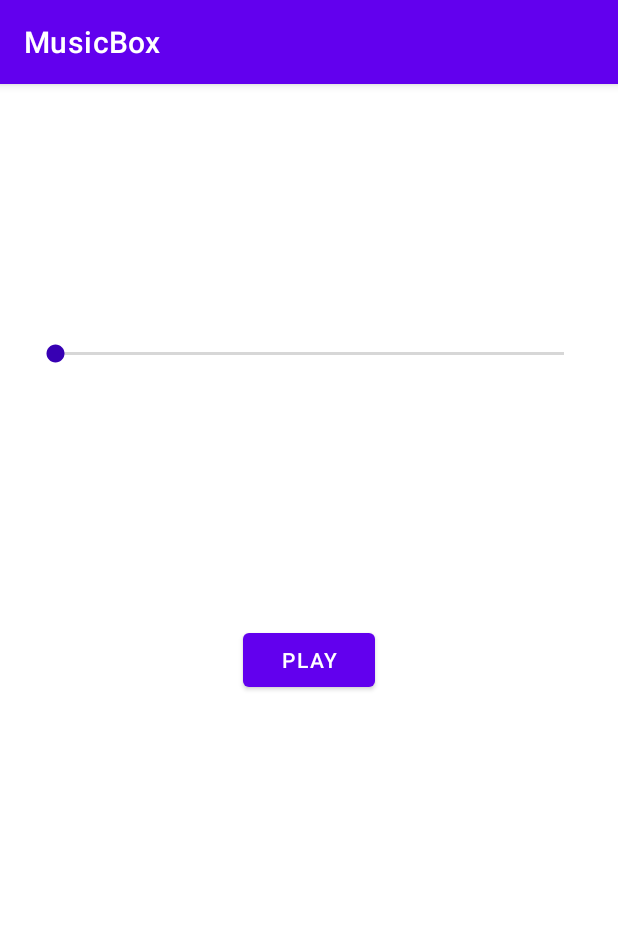
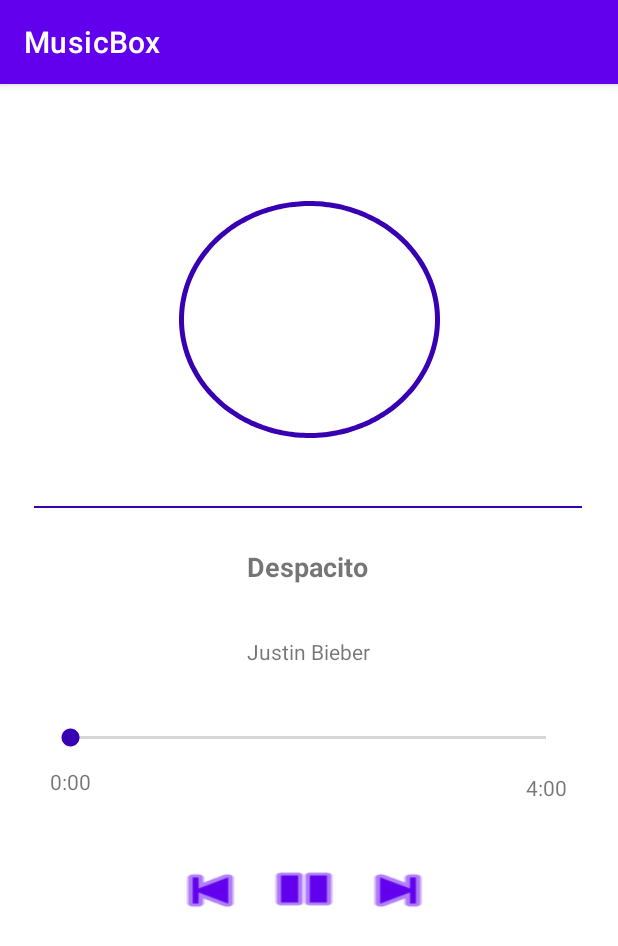
Before and after one commit to SaiAshish9/android-music-box-ubuntu, an Android app: the screen it shows after launch (MainActivity), on a phone screen of 412 x 824 dp. Shown: the top 946 px of the screen. Run offline under Robolectric (Android 15) with nearby library versions, the phone set to English and light mode, and no system bars.

Commit message:
media player updated

```diff
--- a/app/src/main/java/com/example/musicbox/MainActivity.java
+++ b/app/src/main/java/com/example/musicbox/MainActivity.java
@@ -1,97 +1,81 @@
 package com.example.musicbox;
+
 import android.media.MediaPlayer;
 import android.os.Bundle;
 import android.view.View;
 import android.widget.Button;
+import android.widget.ImageView;
 import android.widget.SeekBar;
-import android.widget.Toast;
+import android.widget.TextView;
 
 import androidx.appcompat.app.AppCompatActivity;
 
-public class MainActivity extends AppCompatActivity {
+public class MainActivity extends AppCompatActivity implements View.OnClickListener {
+
     private MediaPlayer mediaPlayer;
-    private Button playButton;
-    private SeekBar mSeekbar;
+    private ImageView artistImage;
+    private TextView leftTime;
+    private TextView rightTime;
+    private SeekBar seekBar;
+    private Button prevBtn;
+    private Button playBtn;
+    private Button nextBtn;
 
     @Override
     protected void onCreate(Bundle savedInstanceState) {
         super.onCreate(savedInstanceState);
         setContentView(R.layout.activity_main);
+        setUpUI();
+    }
 
-        mSeekbar = (SeekBar) findViewById(R.id.mSeekBar);
+    public void setUpUI() {
 
         mediaPlayer = new MediaPlayer();
         mediaPlayer = MediaPlayer.create(getApplicationContext(),R.raw.song);
-        mSeekbar.setMax(mediaPlayer.getDuration());
 
+        artistImage = (ImageView) findViewById(R.id.imageView);
+        leftTime = (TextView) findViewById(R.id.leftTime);
+        rightTime = (TextView) findViewById(R.id.rightTime);
+        seekBar = (SeekBar) findViewById(R.id.seekBar);
+        prevBtn = (Button) findViewById(R.id.prev);
+        playBtn = (Button) findViewById(R.id.pause);
+        nextBtn= (Button) findViewById(R.id.next);
 
-        mSeekbar.setOnSeekBarChangeListener(new SeekBar.OnSeekBarChangeListener() {
-            @Override
-            public void onProgressChanged(SeekBar seekBar, int progress, boolean fromUser) {
-                if(fromUser){
-                    mediaPlayer.seekTo(progress);
-                }
-            }
+        prevBtn.setOnClickListener(this);
+        playBtn.setOnClickListener(this);
+        nextBtn.setOnClickListener(this);
 
-            @Override
-            public void onStartTrackingTouch(SeekBar seekBar) {
+    }
 
-            }
-
-            @Override
-            public void onStopTrackingTouch(SeekBar seekBar) {
-
-            }
-        });
-
-        mediaPlayer.setOnCompletionListener(new MediaPlayer.OnCompletionListener() {
-            @Override
-            public void onCompletion(MediaPlayer mp) {
-
-                int duration = mp.getDuration();
-                String mDuration = String.valueOf(duration/1000);
-                Toast.makeText(getApplicationContext(),"duration :"+mDuration,Toast.LENGTH_SHORT).show();
-
-            }
-        });
-
-
-        playButton = (Button) findViewById(R.id.button);
-        playButton.setOnClickListener(new View.OnClickListener() {
-            @Override
-            public void onClick(View v) {
+    @Override
+    public void onClick(View v) {
+        switch (v.getId()){
+            case R.id.prev:
+                break;
+            case R.id.pause:
                 if(mediaPlayer.isPlaying()){
-                    pauseMusic();
-                }else {
+                    pauseMuisc();
+                }else{
                     startMusic();
                 }
-            }
-        });
+                break;
+            case R.id.next:
+                break;
+        }
     }
 
-    public void pauseMusic(){
+    public void pauseMuisc(){
         if(mediaPlayer != null){
-         mediaPlayer.pause();
-         playButton.setText("Play");
+            mediaPlayer.pause();
+            playBtn.setBackgroundResource(android.R.drawable.ic_media_pause);
         }
     }
 
     public void startMusic(){
         if(mediaPlayer != null){
             mediaPlayer.start();
-            playButton.setText("Pause");
+            playBtn.setBackgroundResource(android.R.drawable.ic_media_play);
         }
     }
 
-    @Override
-    protected void onDestroy() {
-
-        if(mediaPlayer != null && mediaPlayer.isPlaying()){
-            mediaPlayer.stop();
-            mediaPlayer.release();
-            mediaPlayer = null;
-        }
-        super.onDestroy();
-    }
-
 }
--- /dev/null
+++ b/app/src/main/java/com/example/musicbox/MainActivity2.java
@@ -0,0 +1,97 @@
+package com.example.musicbox;
+import android.media.MediaPlayer;
+import android.os.Bundle;
+import android.view.View;
+import android.widget.Button;
+import android.widget.SeekBar;
+import android.widget.Toast;
+
+import androidx.appcompat.app.AppCompatActivity;
+
+public class MainActivity2 extends AppCompatActivity {
+    private MediaPlayer mediaPlayer;
+    private Button playButton;
+    private SeekBar mSeekbar;
+
+    @Override
+    protected void onCreate(Bundle savedInstanceState) {
+        super.onCreate(savedInstanceState);
+        setContentView(R.layout.activity_main);
+
+        mSeekbar = (SeekBar) findViewById(R.id.mSeekBar);
+
+        mediaPlayer = new MediaPlayer();
+        mediaPlayer = MediaPlayer.create(getApplicationContext(),R.raw.song);
+        mSeekbar.setMax(mediaPlayer.getDuration());
+
+
+        mSeekbar.setOnSeekBarChangeListener(new SeekBar.OnSeekBarChangeListener() {
+            @Override
+            public void onProgressChanged(SeekBar seekBar, int progress, boolean fromUser) {
+                if(fromUser){
+                    mediaPlayer.seekTo(progress);
+                }
+            }
+
+            @Override
+            public void onStartTrackingTouch(SeekBar seekBar) {
+
+            }
+
+            @Override
+            public void onStopTrackingTouch(SeekBar seekBar) {
+
+            }
+        });
+
+        mediaPlayer.setOnCompletionListener(new MediaPlayer.OnCompletionListener() {
+            @Override
+            public void onCompletion(MediaPlayer mp) {
+
+                int duration = mp.getDuration();
+                String mDuration = String.valueOf(duration/1000);
+                Toast.makeText(getApplicationContext(),"duration :"+mDuration,Toast.LENGTH_SHORT).show();
+
+            }
+        });
+
+
+        playButton = (Button) findViewById(R.id.button);
+        playButton.setOnClickListener(new View.OnClickListener() {
+            @Override
+            public void onClick(View v) {
+                if(mediaPlayer.isPlaying()){
+                    pauseMusic();
+                }else {
+                    startMusic();
+                }
+            }
+        });
+    }
+
+    public void pauseMusic(){
+        if(mediaPlayer != null){
+         mediaPlayer.pause();
+         playButton.setText("Play");
+        }
+    }
+
+    public void startMusic(){
+        if(mediaPlayer != null){
+            mediaPlayer.start();
+            playButton.setText("Pause");
+        }
+    }
+
+    @Override
+    protected void onDestroy() {
+
+        if(mediaPlayer != null && mediaPlayer.isPlaying()){
+            mediaPlayer.stop();
+            mediaPlayer.release();
+            mediaPlayer = null;
+        }
+        super.onDestroy();
+    }
+
+}
--- /dev/null
+++ b/app/src/main/res/drawable/divider.xml
@@ -0,0 +1,10 @@
+<?xml version="1.0" encoding="utf-8"?>
+<shape xmlns:android="http://schemas.android.com/apk/res/android"
+    android:shape="rectangle">
+
+    <solid
+        android:color="@color/purple_700"
+        />
+
+
+</shape>
--- /dev/null
+++ b/app/src/main/res/drawable/oval.xml
@@ -0,0 +1,13 @@
+<?xml version="1.0" encoding="utf-8"?>
+<shape
+    android:shape="oval"
+    xmlns:android="http://schemas.android.com/apk/res/android">
+
+    <stroke
+        android:dashWidth="2dp"
+        android:width="3dp"
+        android:color="@color/purple_700"
+        />
+<!--    solid-->
+
+</shape>
--- a/app/src/main/res/layout/activity_main.xml
+++ b/app/src/main/res/layout/activity_main.xml
@@ -6,22 +6,119 @@
     android:layout_height="match_parent"
     tools:context=".MainActivity">
 
-    <Button
-        android:id="@+id/button"
-        android:layout_width="wrap_content"
-        android:layout_height="wrap_content"
-        android:text="@string/btn"
+    <ImageView
+        android:id="@+id/imageView"
+        android:layout_width="174dp"
+        android:layout_height="158dp"
         app:layout_constraintBottom_toBottomOf="parent"
         app:layout_constraintEnd_toEndOf="parent"
         app:layout_constraintStart_toStartOf="parent"
-        app:layout_constraintTop_toTopOf="parent" />
+        app:layout_constraintTop_toTopOf="parent"
+        app:layout_constraintVertical_bias="0.128"
+        app:srcCompat="@drawable/oval" />
+
+    <ImageView
+        android:id="@+id/imageView2"
+        android:layout_width="365dp"
+        android:layout_height="1dp"
+        app:layout_constraintBottom_toBottomOf="parent"
+        app:layout_constraintEnd_toEndOf="parent"
+        app:layout_constraintHorizontal_bias="0.492"
+        app:layout_constraintStart_toStartOf="parent"
+        app:layout_constraintTop_toBottomOf="@+id/imageView"
+        app:layout_constraintVertical_bias="0.086"
+        app:srcCompat="@drawable/divider" />
+
+    <TextView
+        android:id="@+id/textView"
+        android:layout_width="162dp"
+        android:layout_height="28dp"
+        android:text="@string/Despacito"
+        android:textAlignment="center"
+        android:textSize="18sp"
+        android:textStyle="bold"
+        app:layout_constraintBottom_toBottomOf="parent"
+        app:layout_constraintEnd_toEndOf="parent"
+        app:layout_constraintHorizontal_bias="0.497"
+        app:layout_constraintStart_toStartOf="parent"
+        app:layout_constraintTop_toBottomOf="@+id/imageView2"
+        app:layout_constraintVertical_bias="0.058" />
+
+    <TextView
+        android:id="@+id/textView2"
+        android:layout_width="wrap_content"
+        android:layout_height="wrap_content"
+        android:text="@string/artist"
+        app:layout_constraintBottom_toBottomOf="parent"
+        app:layout_constraintEnd_toEndOf="parent"
+        app:layout_constraintHorizontal_bias="0.498"
+        app:layout_constraintStart_toStartOf="parent"
+        app:layout_constraintTop_toBottomOf="@+id/textView"
+        app:layout_constraintVertical_bias="0.076" />
 
     <SeekBar
-        android:id="@+id/mSeekBar"
-        android:layout_width="371dp"
-        android:layout_height="36dp"
-        app:layout_constraintBottom_toTopOf="@+id/button"
+        android:id="@+id/seekBar"
+        android:layout_width="349dp"
+        android:layout_height="23dp"
+        app:layout_constraintBottom_toBottomOf="parent"
         app:layout_constraintEnd_toEndOf="parent"
+        app:layout_constraintHorizontal_bias="0.492"
         app:layout_constraintStart_toStartOf="parent"
-        app:layout_constraintTop_toTopOf="parent" />
+        app:layout_constraintTop_toBottomOf="@+id/textView2"
+        app:layout_constraintVertical_bias="0.101" />
+
+    <TextView
+        android:id="@+id/leftTime"
+        android:layout_width="wrap_content"
+        android:layout_height="wrap_content"
+        android:layout_marginTop="8dp"
+        android:text="@string/left"
+        app:layout_constraintBottom_toBottomOf="parent"
+        app:layout_constraintEnd_toEndOf="parent"
+        app:layout_constraintHorizontal_bias="0.087"
+        app:layout_constraintStart_toStartOf="parent"
+        app:layout_constraintTop_toBottomOf="@+id/seekBar"
+        app:layout_constraintVertical_bias="0.0" />
+
+    <TextView
+        android:id="@+id/rightTime"
+        android:layout_width="wrap_content"
+        android:layout_height="wrap_content"
+        android:text="@string/right"
+        app:layout_constraintBottom_toBottomOf="parent"
+        app:layout_constraintEnd_toEndOf="parent"
+        app:layout_constraintHorizontal_bias="0.912"
+        app:layout_constraintStart_toStartOf="parent"
+        app:layout_constraintTop_toBottomOf="@+id/seekBar"
+        app:layout_constraintVertical_bias="0.04" />
+
+    <TableRow
+        android:layout_width="wrap_content"
+        android:layout_height="wrap_content"
+        app:layout_constraintBottom_toBottomOf="parent"
+        app:layout_constraintEnd_toEndOf="parent"
+        app:layout_constraintHorizontal_bias="0.484"
+        app:layout_constraintStart_toStartOf="parent"
+        android:padding="14dp"
+        app:layout_constraintTop_toBottomOf="@+id/seekBar"
+        app:layout_constraintVertical_bias="0.226">
+
+        <Button
+            android:id="@+id/prev"
+            android:layout_width="63dp"
+            android:layout_height="38dp"
+            android:background="@android:drawable/ic_media_previous" />
+
+        <Button
+            android:id="@+id/pause"
+            android:layout_width="61dp"
+            android:layout_height="36dp"
+            android:background="@android:drawable/ic_media_pause" />
+
+        <Button
+            android:id="@+id/next"
+            android:layout_width="64dp"
+            android:layout_height="38dp"
+            android:background="@android:drawable/ic_media_next" />
+    </TableRow>
 </androidx.constraintlayout.widget.ConstraintLayout>
--- /dev/null
+++ b/app/src/main/res/layout/activity_main2.xml
@@ -0,0 +1,27 @@
+<?xml version="1.0" encoding="utf-8"?>
+<androidx.constraintlayout.widget.ConstraintLayout xmlns:android="http://schemas.android.com/apk/res/android"
+    xmlns:app="http://schemas.android.com/apk/res-auto"
+    xmlns:tools="http://schemas.android.com/tools"
+    android:layout_width="match_parent"
+    android:layout_height="match_parent"
+    tools:context=".MainActivity">
+
+    <Button
+        android:id="@+id/button"
+        android:layout_width="wrap_content"
+        android:layout_height="wrap_content"
+        android:text="@string/btn"
+        app:layout_constraintBottom_toBottomOf="parent"
+        app:layout_constraintEnd_toEndOf="parent"
+        app:layout_constraintStart_toStartOf="parent"
+        app:layout_constraintTop_toTopOf="parent" />
+
+    <SeekBar
+        android:id="@+id/mSeekBar"
+        android:layout_width="371dp"
+        android:layout_height="36dp"
+        app:layout_constraintBottom_toTopOf="@+id/button"
+        app:layout_constraintEnd_toEndOf="parent"
+        app:layout_constraintStart_toStartOf="parent"
+        app:layout_constraintTop_toTopOf="parent" />
+</androidx.constraintlayout.widget.ConstraintLayout>
--- a/app/src/main/res/values/strings.xml
+++ b/app/src/main/res/values/strings.xml
@@ -1,4 +1,8 @@
 <resources>
     <string name="app_name">MusicBox</string>
     <string name="btn">PLAY</string>
+    <string name="Despacito">Despacito</string>
+    <string name="artist">Justin Bieber</string>
+    <string name="left">0:00</string>
+    <string name="right">4:00</string>
 </resources>
```
